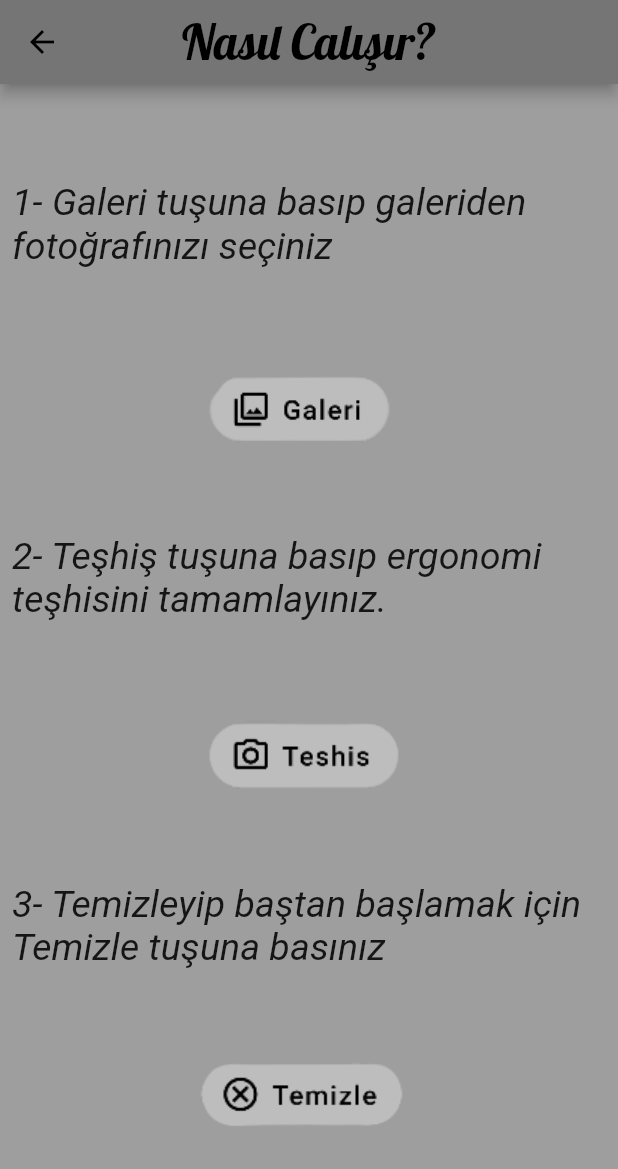
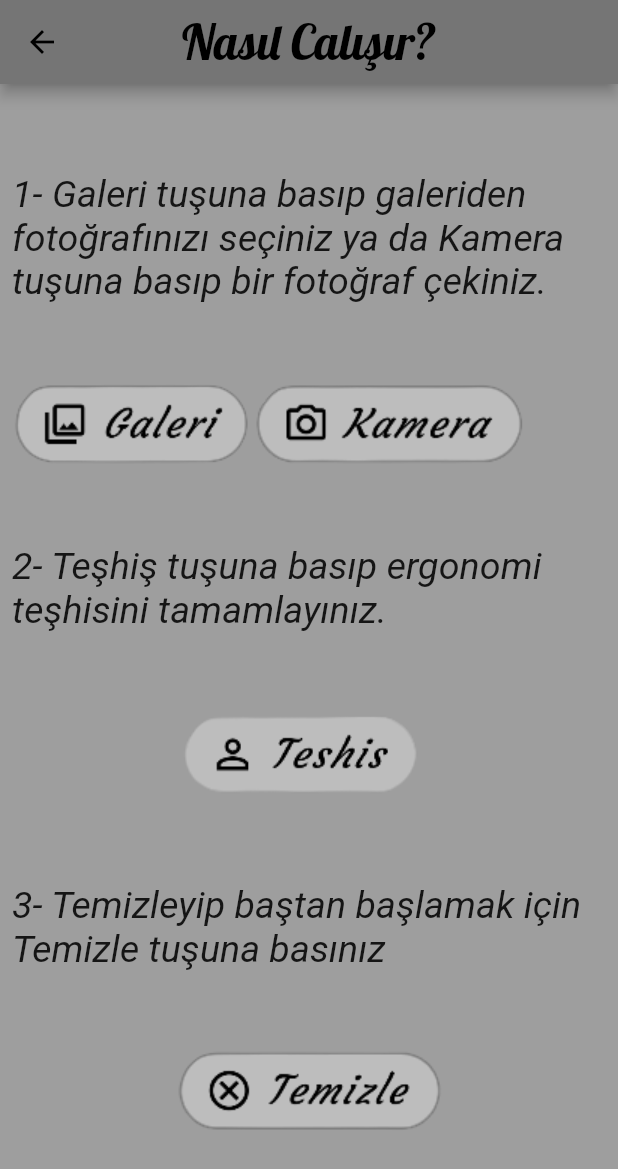
Before and after one commit to CicekIbrahim/Ergonomix, a Flutter app: the screen it shows after launch, after a tap on the "question mark" icon, on a phone screen of 412 x 824 dp. Shown: the top 1169 px of the screen. Run offline on Flutter 3.47's test engine with Material 2 defaults, Android fonts, the phone set to English and light mode, and no system bars; our stand-ins replace google_fonts, image_picker; missing offline and left inert: body_detection; Roboto replaces fonts that are missing (Courgette).

Commit message:
introductionScreen update

```diff
--- a/lib/view/introductionScreen.dart
+++ b/lib/view/introductionScreen.dart
@@ -31,11 +31,17 @@ class IntroPage extends StatelessWidget {
                   mainAxisAlignment: MainAxisAlignment.spaceEvenly,
                   children: [
                     Text(
-                      '1- Galeri tuşuna basıp galeriden fotoğrafınızı seçiniz',
+                      '1- Galeri tuşuna basıp galeriden fotoğrafınızı seçiniz ya da Kamera tuşuna basıp bir fotoğraf çekiniz.',
                       style: GoogleFonts.courgette(
                           fontStyle: FontStyle.italic, fontSize: 25),
                     ),
-                    Image.asset('assets/images/galeri.png'),
+                    Row(
+                      children: [
+                        Image.asset('assets/images/galeri.png'),
+                        Image.asset('assets/images/kamera.png'),
+                      ],
+                    ),
+
                     Text(
                       '2- Teşhiş tuşuna basıp ergonomi teşhisini tamamlayınız.',
                       style: GoogleFonts.courgette(
--- a/pubspec.yaml
+++ b/pubspec.yaml
@@ -64,6 +64,7 @@ flutter:
     - assets/images/temizle.png
     - assets/images/galeri.png
     - assets/images/teshis.png
+    - assets/images/kamera.png
   fonts:
     - family: Koulen
       fonts:
```
Also changed, not shown: lib/services/pose_painter.dart (+3 -4 lines), assets/images/galeri.png, assets/images/kamera.png (added), assets/images/temizle.png, assets/images/teshis.png.
